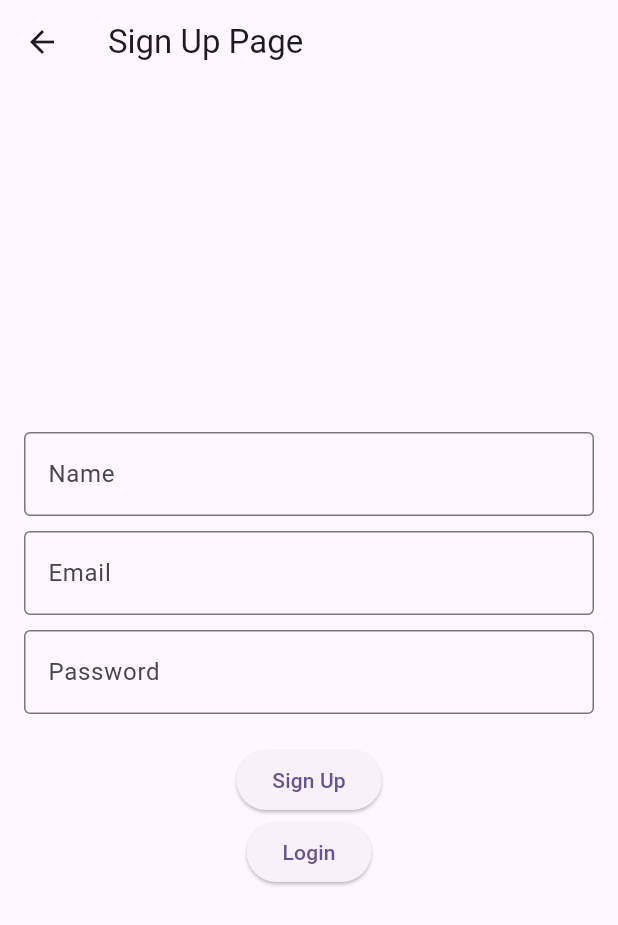
After one commit to vonramwel/HIRAM, a Flutter app: the SignUpPage screen opened directly, on a phone screen of 412 x 824 dp. The commit adds this screen. Shown: the top 925 px of the screen. Run offline on Flutter 3.47's test engine with Material 3 defaults, Android fonts, the light colour scheme and no system bars; our stand-ins replace firebase_auth, firebase_core; accounts and stored records are empty.

Commit message:
Feat: Added User Email/Password Sign Up

```diff
--- /dev/null
+++ b/hiram/lib/features/auth/presentation/signup.dart
@@ -0,0 +1,157 @@
+import 'package:flutter/material.dart';
+import 'login_page.dart';
+import 'homepage.dart';
+import 'package:firebase_auth/firebase_auth.dart';
+
+class SignUpPage extends StatefulWidget {
+  const SignUpPage({super.key});
+
+  @override
+  State<SignUpPage> createState() => _SignUpPageState();
+}
+
+class _SignUpPageState extends State<SignUpPage> {
+  String email = "", password = "", name = "";
+  TextEditingController namecontroller = new TextEditingController();
+  TextEditingController passwordcontroller = new TextEditingController();
+  TextEditingController mailcontroller = new TextEditingController();
+
+  final _formkey = GlobalKey<FormState>();
+
+  registration() async {
+    if (password.isNotEmpty &&
+        namecontroller.text.isNotEmpty &&
+        mailcontroller.text.isNotEmpty) {
+      try {
+        UserCredential userCredential = await FirebaseAuth.instance
+            .createUserWithEmailAndPassword(email: email, password: password);
+
+        if (!mounted) return; // Ensure widget is still in the tree
+
+        ScaffoldMessenger.of(context).showSnackBar(SnackBar(
+          content: Text(
+            "Registered Successfully",
+            style: TextStyle(fontSize: 20.0),
+          ),
+        ));
+
+        Navigator.push(
+            context, MaterialPageRoute(builder: (context) => HomePage()));
+      } on FirebaseAuthException catch (e) {
+        if (!mounted) return; // Ensure widget is still in the tree
+
+        if (e.code == 'weak-password') {
+          ScaffoldMessenger.of(context).showSnackBar(SnackBar(
+            backgroundColor: Colors.orangeAccent,
+            content: Text(
+              "Password Provided is too Weak",
+              style: TextStyle(fontSize: 18.0),
+            ),
+          ));
+        } else if (e.code == "email-already-in-use") {
+          ScaffoldMessenger.of(context).showSnackBar(SnackBar(
+            backgroundColor: Colors.orangeAccent,
+            content: Text(
+              "Account Already exists",
+              style: TextStyle(fontSize: 18.0),
+            ),
+          ));
+        }
+      }
+    }
+  }
+
+  @override
+  Widget build(BuildContext context) {
+    return Scaffold(
+        appBar: AppBar(
+          title: const Text('Sign Up Page'),
+        ),
+        body: Padding(
+          padding: const EdgeInsets.all(16.0),
+          child: Form(
+            key: _formkey,
+            child: Center(
+              child: Column(
+                mainAxisAlignment: MainAxisAlignment.center,
+                children: [
+                  TextFormField(
+                    validator: (value) {
+                      if (value == null || value.isEmpty) {
+                        return 'Please Enter Name';
+                      }
+                      return null;
+                    },
+                    controller: namecontroller,
+                    decoration: InputDecoration(
+                      labelText: 'Name',
+                      border: OutlineInputBorder(),
+                    ),
+                  ),
+                  const SizedBox(height: 10),
+                  TextFormField(
+                    validator: (value) {
+                      if (value == null || value.isEmpty) {
+                        return 'Please Enter Email';
+                      }
+                      return null;
+                    },
+                    controller: mailcontroller,
+                    decoration: InputDecoration(
+                      labelText: 'Email',
+                      border: OutlineInputBorder(),
+                    ),
+                  ),
+                  const SizedBox(height: 10),
+                  TextFormField(
+                    validator: (value) {
+                      if (value == null || value.isEmpty) {
+                        return 'Please Enter Password';
+                      }
+                      return null;
+                    },
+                    controller: passwordcontroller,
+                    obscureText: true,
+                    decoration: InputDecoration(
+                      labelText: 'Password',
+                      border: OutlineInputBorder(),
+                    ),
+                  ),
+                  const SizedBox(height: 20),
+                  ElevatedButton(
+                    onPressed: () {
+                      if (_formkey.currentState!.validate()) {
+                        setState(() {
+                          email = mailcontroller.text;
+                          name = namecontroller.text;
+                          password = passwordcontroller.text;
+                        });
+                        //print(email);
+                      }
+                      registration();
+
+                      Navigator.push(
+                        context,
+                        MaterialPageRoute(
+                            builder: (context) => const HomePage()),
+                      );
+                    },
+                    child: const Text('Sign Up'),
+                  ),
+                  ElevatedButton(
+                    onPressed: () {
+                      Navigator.push(
+                        context,
+                        MaterialPageRoute(
+                            builder: (context) => const LoginPage()),
+                      );
+                    },
+                    child: const Text('Login'),
+                  ),
+                ],
+              ),
+            ),
+          ),
+        ));
+  }
+}
```
Also changed, not shown: hiram/lib/features/auth/presentation/login_page.dart (+10 -0 lines), hiram/lib/main.dart (+7 -1 lines), hiram/firebase.json (added), hiram/lib/firebase_options.dart (added), hiram/pubspec.lock, 5 other files.
